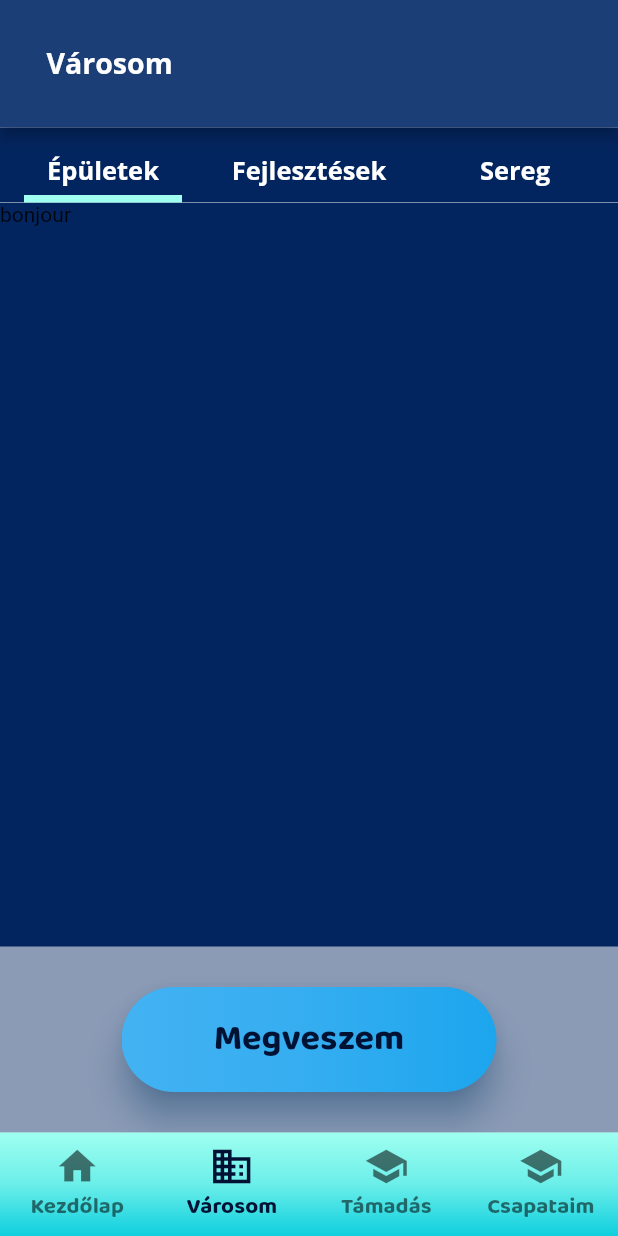
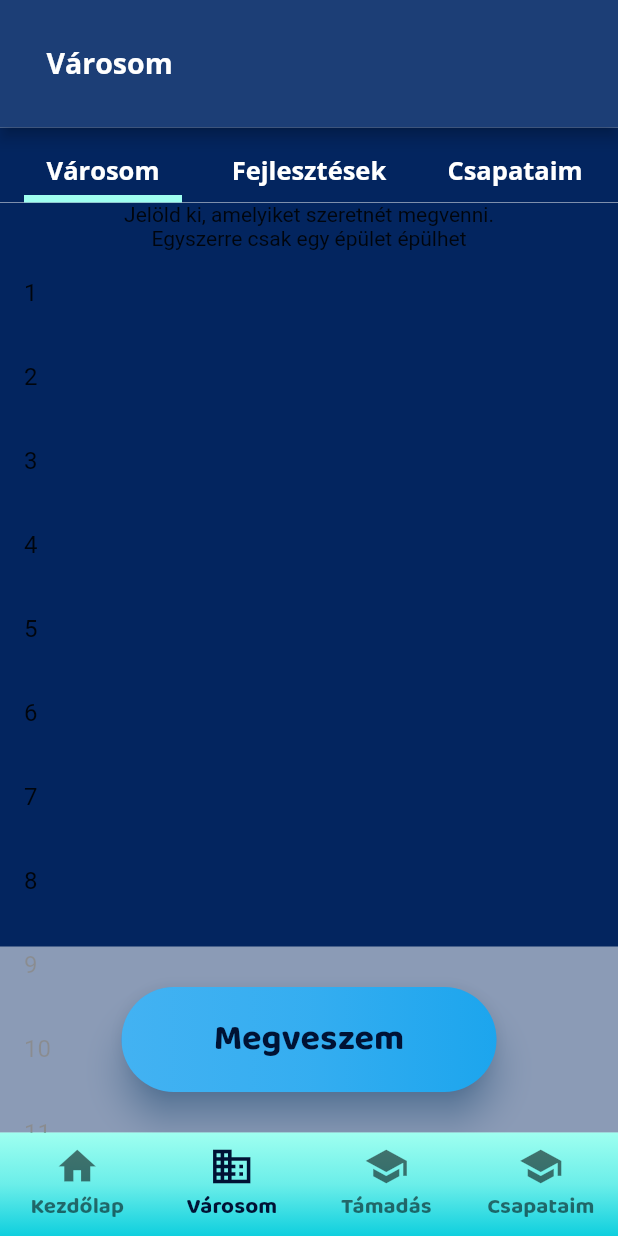
Before and after one commit to csngebnc/UnderSea, a Flutter app: the BottomNavBar screen opened directly, item 2 of the bottom bar chosen, on a phone screen of 412 x 824 dp. Run offline on Flutter 3.47's test engine with Material 2 defaults, Android fonts, the light colour scheme and no system bars; our stand-ins replace expandable, flutter_svg, get.

Commit message:
locialization added, building list in progress

```diff
--- /dev/null
+++ b/frontend/flutter/undersea/lib/lang/app_translations.dart
@@ -0,0 +1,11 @@
+import 'package:flutter/material.dart';
+import 'package:get/get.dart';
+
+import 'hu_HU.dart';
+
+class AppTranslations extends Translations {
+  static Locale? get locale => Get.deviceLocale;
+  static final fallbackLocale = Locale('hu', 'HU');
+  @override
+  Map<String, Map<String, String>> get keys => {'hu_HU': hu_HU};
+}
--- /dev/null
+++ b/frontend/flutter/undersea/lib/lang/hu_HU.dart
@@ -0,0 +1,32 @@
+import 'package:undersea/lang/strings.dart';
+
+const Map<String, String> hu_HU = {
+  Strings.my_city: 'Városom',
+  Strings.upgrades: 'Fejlesztések',
+  Strings.attack: 'Támadás',
+  Strings.my_forces: 'Csapataim',
+  Strings.buildings: 'Épületek',
+  Strings.home_page: 'Kezdőlap',
+  Strings.army: 'Sereg',
+  Strings.buy_button: 'Megveszem',
+  Strings.round: '. kör',
+  Strings.placement: '. hely',
+  Strings.city_name: 'Városom neve',
+  Strings.logout: 'Kijelentkezés',
+  Strings.profile: 'Profil',
+  Strings.login: 'Belépés',
+  Strings.registration: 'Regisztráció',
+  Strings.username: 'Felhasználónév',
+  Strings.password: 'Jelszó',
+  Strings.password_again: 'Jelszó megerősítése',
+  Strings.city_name_hint: 'A városod neve, amit építesz',
+  Strings.registr_snackbar_title: 'Sikeres regisztráció!',
+  Strings.registr_snackbar_body: 'Lépj be a játékhoz!',
+  Strings.round_resources: 'kör',
+  Strings.undersea: 'Undersea',
+  Strings.buildings_manual_title: 'Jelöld ki, amelyiket szeretnét megvenni.',
+  Strings.buildings_manual_hint: 'Egyszerre csak egy épület épülhet',
+  Strings.city_modified_snack_body: 'A városod új neve',
+  Strings.city_modified_snack_title: 'Sikeres névváltoztatás!',
+  Strings.new_city_name: 'Új városnév',
+};
--- /dev/null
+++ b/frontend/flutter/undersea/lib/lang/strings.dart
@@ -0,0 +1,34 @@
+class Strings {
+  static const my_city = 'my_city';
+  static const upgrades = 'upgrades';
+  static const attack = 'attack';
+  static const my_forces = 'my_forces';
+  static const buildings = 'buildings';
+  static const home_page = 'home_page';
+  static const army = 'army';
+  static const buy_button = 'buy_button';
+  static const round = 'round';
+  static const placement = 'placement';
+  static const city_name = 'city_name';
+  static const logout = 'logout';
+  static const profile = 'profile';
+  static const login = 'login';
+  static const registration = 'registration';
+  static const username = 'username';
+  static const password = 'password';
+  static const password_again = 'password_again';
+  static const city_name_hint = 'city_name_hint';
+
+  static const registr_snackbar_title = 'registr_snackbar_title';
+  static const registr_snackbar_body = 'registr_snackbar_body';
+  static const round_resources = 'round_resources';
+  static const undersea = 'Undersea';
+  static const buildings_manual_title = 'buildings_manual_title';
+  static const buildings_manual_hint = 'buildings_manual_hint';
+
+  static const city_modified_snack_body = 'city_modified_snack_body';
+
+  static const city_modified_snack_title = 'city_modified_snack_title';
+
+  static const new_city_name = 'new_city_name';
+}
--- a/frontend/flutter/undersea/lib/main.dart
+++ b/frontend/flutter/undersea/lib/main.dart
@@ -1,20 +1,24 @@
 import 'package:flutter/material.dart';
 import 'package:get/get.dart';
+import 'package:undersea/lang/app_translations.dart';
 import 'package:undersea/views/login.dart';
-import 'views/bottom_nav_bar.dart';
+import 'lang/strings.dart';
 
 void main() => runApp(const MyApp());
 
 class MyApp extends StatelessWidget {
   const MyApp({Key? key}) : super(key: key);
 
-  static const String _title = 'Undersea';
+  static String _title = Strings.undersea.tr;
 
   @override
   Widget build(BuildContext context) {
     return GetMaterialApp(
+      locale: AppTranslations.locale,
+      fallbackLocale: AppTranslations.fallbackLocale,
+      translations: AppTranslations(),
       title: _title,
-      home: LoginPage(), //BottomNavBar(),
+      home: LoginPage(),
     );
   }
 }
--- a/frontend/flutter/undersea/lib/styles/disablable_elevated_button.dart
+++ b/frontend/flutter/undersea/lib/styles/disablable_elevated_button.dart
@@ -19,6 +19,7 @@ class _ToggleableElevatedButtonState extends State<ToggleableElevatedButton> {
 
   @override
   void initState() {
+    super.initState();
     _isDisabled = widget.initiallyDisabled;
   }
 
--- a/frontend/flutter/undersea/lib/styles/style_constants.dart
+++ b/frontend/flutter/undersea/lib/styles/style_constants.dart
@@ -1,5 +1,6 @@
 import 'package:flutter/material.dart';
 import 'package:get/get.dart';
+import 'package:undersea/lang/strings.dart';
 import 'package:undersea/views/leaderboard.dart';
 
 import 'disablable_elevated_button.dart';
@@ -112,7 +113,7 @@ class UnderseaStyles {
                       height: 1.2),
                 ),
                 Text(
-                  '$production/kör',
+                  '$production/${Strings.round_resources.tr}',
                   style: UnderseaStyles.buttonTextStyle.copyWith(
                       color: Color(0xFF1C3E76),
                       fontWeight: FontWeight.w800,
@@ -155,8 +156,8 @@ class UnderseaStyles {
               child: Align(
                   alignment: Alignment.bottomCenter,
                   child: Row(children: [
-                    _leaderboardText(roundNumber, '. kör'),
-                    _leaderboardText(placement, '. hely'),
+                    _leaderboardText(roundNumber, Strings.round.tr),
+                    _leaderboardText(placement, Strings.placement.tr),
                   ])))),
       style: ElevatedButton.styleFrom(
           primary: Colors.white,
@@ -262,10 +263,12 @@ class UnderseaStyles {
       Column(
         children: [
           Expanded(
-              flex: 8,
-              child: Container(
-                decoration: BoxDecoration(color: Colors.transparent),
-              )),
+            flex: 8,
+            child: IgnorePointer(
+                child: Container(
+              decoration: BoxDecoration(color: Colors.transparent),
+            )),
+          ),
           Expanded(
               flex: 2,
               child: Container(
@@ -273,7 +276,7 @@ class UnderseaStyles {
                   child: Align(
                       alignment: Alignment.center,
                       child: ToggleableElevatedButton(
-                        text: "Megveszem",
+                        text: Strings.buy_button.tr,
                         onPressed: () {},
                         initiallyDisabled: true,
                       ))))
--- a/frontend/flutter/undersea/lib/views/bottom_nav_bar.dart
+++ b/frontend/flutter/undersea/lib/views/bottom_nav_bar.dart
@@ -1,6 +1,7 @@
 import 'package:flutter/material.dart';
 import 'package:flutter_svg/svg.dart';
 import 'package:get/get.dart';
+import 'package:undersea/lang/strings.dart';
 import 'package:undersea/styles/style_constants.dart';
 import 'package:undersea/views/city_tabs/city_tab_controller.dart';
 import 'package:undersea/views/profile.dart';
@@ -18,10 +19,10 @@ class BottomNavBar extends StatefulWidget {
 class _BottomNavBarState extends State<BottomNavBar> {
   int _selectedIndex = 0;
   static List<Widget> _appbarTitleOptions = <Widget>[
-    UnderseaStyles.appBarTitle('Undersea'),
-    UnderseaStyles.appBarTitle('Városom'),
-    UnderseaStyles.appBarTitle('Támadás'),
-    UnderseaStyles.appBarTitle('Csapataim'),
+    UnderseaStyles.appBarTitle(Strings.undersea.tr),
+    UnderseaStyles.appBarTitle(Strings.my_city.tr),
+    UnderseaStyles.appBarTitle(Strings.attack.tr),
+    UnderseaStyles.appBarTitle(Strings.my_forces.tr),
   ];
   static List<Widget> _widgetOptions = <Widget>[
     HomePage(),
@@ -72,28 +73,28 @@ class _BottomNavBarState extends State<BottomNavBar> {
             ),
           ),
           child: BottomNavigationBar(
-            items: const <BottomNavigationBarItem>[
+            items: <BottomNavigationBarItem>[
               BottomNavigationBarItem(
                 icon: Icon(Icons.home),
-                label: 'Kezdőlap',
+                label: Strings.home_page.tr,
               ),
               BottomNavigationBarItem(
                 icon: Icon(
                   Icons.business,
                 ),
-                label: 'Városom',
+                label: Strings.my_city.tr,
               ),
               BottomNavigationBarItem(
                 icon: Icon(
                   Icons.school,
                 ),
-                label: 'Támadás',
+                label: Strings.attack.tr,
               ),
               BottomNavigationBarItem(
                 icon: Icon(
                   Icons.school,
                 ),
-                label: 'Csapataim',
+                label: Strings.my_forces.tr,
               ),
             ],
             currentIndex: _selectedIndex,
--- a/frontend/flutter/undersea/lib/views/city_tabs/buildings.dart
+++ b/frontend/flutter/undersea/lib/views/city_tabs/buildings.dart
@@ -1,9 +1,33 @@
 import 'package:flutter/material.dart';
+import 'package:undersea/lang/strings.dart';
 import 'package:undersea/styles/style_constants.dart';
+import 'package:get/get.dart';
 
 class Buildings extends StatelessWidget {
   @override
   Widget build(BuildContext context) {
-    return UnderseaStyles.cityTabSkeleton(list: Text('bonjour'));
+    return UnderseaStyles.cityTabSkeleton(
+        list: ListView.builder(
+            itemCount: 30,
+            itemBuilder: (BuildContext context, int i) {
+              if (i == 0) return _infoPanel();
+
+              return _buildRow(i);
+            }));
+  }
+
+  Widget _buildRow(int index) {
+    return ListTile(
+      title: Text(index.toString()),
+    );
+  }
+
+  Widget _infoPanel() {
+    return Column(
+      children: [
+        Text(Strings.buildings_manual_title.tr),
+        Text(Strings.buildings_manual_hint.tr),
+      ],
+    );
   }
 }
--- a/frontend/flutter/undersea/lib/views/city_tabs/city_tab_controller.dart
+++ b/frontend/flutter/undersea/lib/views/city_tabs/city_tab_controller.dart
@@ -1,8 +1,10 @@
 import 'package:flutter/material.dart';
+import 'package:undersea/lang/strings.dart';
 import 'package:undersea/styles/style_constants.dart';
 import 'package:undersea/views/city_tabs/buildings.dart';
 import 'package:undersea/views/city_tabs/military.dart';
 import 'package:undersea/views/city_tabs/upgrades.dart';
+import 'package:get/get.dart';
 
 class CityTabBar extends StatelessWidget {
   CityTabBar();
@@ -26,9 +28,9 @@ class CityTabBar extends StatelessWidget {
                   indicatorWeight: 5,
 
                   tabs: [
-                    UnderseaStyles.tab("Épületek"),
-                    UnderseaStyles.tab("Fejlesztések"),
-                    UnderseaStyles.tab("Sereg"),
+                    UnderseaStyles.tab(Strings.my_city.tr),
+                    UnderseaStyles.tab(Strings.upgrades.tr),
+                    UnderseaStyles.tab(Strings.my_forces.tr),
                   ],
                 ),
               ),
--- a/frontend/flutter/undersea/lib/views/editable_text.dart
+++ b/frontend/flutter/undersea/lib/views/editable_text.dart
@@ -1,6 +1,7 @@
 import 'package:flutter/cupertino.dart';
 import 'package:flutter/material.dart';
 import 'package:get/get.dart';
+import 'package:undersea/lang/strings.dart';
 import 'package:undersea/styles/style_constants.dart';
 
 class CityNameEditableText extends StatefulWidget {
@@ -25,7 +26,7 @@ class _CityNameEditableTextState extends State<CityNameEditableText> {
           crossAxisAlignment: CrossAxisAlignment.start,
           children: [
             Text(
-              'Városom neve',
+              Strings.city_name.tr,
               style: UnderseaStyles.whiteOpenSans
                   .copyWith(fontWeight: FontWeight.bold, fontSize: 21),
             ),
@@ -58,7 +59,7 @@ class _CityNameEditableTextState extends State<CityNameEditableText> {
           width: 150,
           child: TextField(
             decoration: InputDecoration(
-                hintText: 'Új városnév',
+                hintText: Strings.new_city_name.tr,
                 hintStyle: UnderseaStyles.inputTextStyle
                     .copyWith(color: Colors.white54, fontSize: 17)),
             style: UnderseaStyles.whiteOpenSans
@@ -69,8 +70,8 @@ class _CityNameEditableTextState extends State<CityNameEditableText> {
                 _isEditingText = false;
               });
 
-              Get.snackbar(
-                  'Városnév módosítva', 'A városod új neve: $_cityName',
+              Get.snackbar(Strings.city_modified_snack_title.tr,
+                  Strings.city_modified_snack_body.tr + ': $_cityName',
                   icon: Icon(Icons.save_sharp),
                   snackPosition: SnackPosition.BOTTOM,
                   backgroundColor: Colors.blueAccent);
--- a/frontend/flutter/undersea/lib/views/login.dart
+++ b/frontend/flutter/undersea/lib/views/login.dart
@@ -1,5 +1,6 @@
 import 'package:flutter/material.dart';
 import 'package:get/get.dart';
+import 'package:undersea/lang/strings.dart';
 import 'package:undersea/views/registration.dart';
 import 'bottom_nav_bar.dart';
 import 'package:undersea/styles/style_constants.dart';
@@ -13,12 +14,12 @@ class LoginPage extends StatefulWidget {
 class _LoginPageState extends State<LoginPage> {
   @override
   Widget build(BuildContext context) {
-    final userField = UnderseaStyles.inputField(hint: 'Felhasználónév');
+    final userField = UnderseaStyles.inputField(hint: Strings.username.tr);
     final passwordField =
-        UnderseaStyles.inputField(hint: "Jelszó", isPassword: true);
+        UnderseaStyles.inputField(hint: Strings.password.tr, isPassword: true);
 
     final loginButton = UnderseaStyles.elevatedButton(
-        text: 'Belépés',
+        text: Strings.login.tr,
         onPressed: () {
           Get.off(BottomNavBar());
         });
@@ -61,7 +62,7 @@ class _LoginPageState extends State<LoginPage> {
                           SizedBox(
                               height: 30,
                               child: Text(
-                                'Belépés',
+                                Strings.login.tr,
                                 style: UnderseaStyles.buttonTextStyle
                                     .copyWith(fontSize: 24),
                               )),
@@ -80,7 +81,7 @@ class _LoginPageState extends State<LoginPage> {
                               onPressed: () {
                                 Get.to(RegistrationPage());
                               },
-                              child: Text('Regisztráció',
+                              child: Text(Strings.registration.tr,
                                   style: UnderseaStyles.buttonTextStyle)),
                         ],
                       ),
--- a/frontend/flutter/undersea/lib/views/profile.dart
+++ b/frontend/flutter/undersea/lib/views/profile.dart
@@ -1,5 +1,6 @@
 import 'package:flutter/material.dart';
 import 'package:get/get.dart';
+import 'package:undersea/lang/strings.dart';
 import 'package:undersea/styles/style_constants.dart';
 import 'package:undersea/views/editable_text.dart';
 import 'package:undersea/views/login.dart';
@@ -15,7 +16,7 @@ class ProfilePage extends StatelessWidget {
     return Scaffold(
         backgroundColor: UnderseaStyles.menuDarkBlue,
         appBar: AppBar(
-          title: Text('Profil'),
+          title: Text(Strings.profile.tr),
           backgroundColor: UnderseaStyles.hintColor,
         ),
         body: SingleChildScrollView(
@@ -58,7 +59,7 @@ class ProfilePage extends StatelessWidget {
                           Get.off(LoginPage());
                           //logout
                         },
-                        child: Text('Kijelentkezés',
+                        child: Text(Strings.logout.tr,
                             style: UnderseaStyles.buttonTextStyle.copyWith(
                                 color: UnderseaStyles.underseaLogoColor)),
                       ),
--- a/frontend/flutter/undersea/lib/views/registration.dart
+++ b/frontend/flutter/undersea/lib/views/registration.dart
@@ -1,7 +1,7 @@
 import 'package:flutter/material.dart';
 import 'package:get/get.dart';
+import 'package:undersea/lang/strings.dart';
 import 'package:undersea/styles/style_constants.dart';
-import 'bottom_nav_bar.dart';
 
 class RegistrationPage extends StatefulWidget {
   RegistrationPage({Key? key}) : super(key: key);
@@ -19,23 +19,24 @@ class RegistrationPage extends StatefulWidget {
 class _RegistrationPageState extends State<RegistrationPage> {
   @override
   Widget build(BuildContext context) {
-    final userField = UnderseaStyles.inputField(hint: "Felhasználónév");
+    final userField = UnderseaStyles.inputField(hint: Strings.username.tr);
     final passwordField =
-        UnderseaStyles.inputField(hint: "Jelszó", isPassword: true);
+        UnderseaStyles.inputField(hint: Strings.password.tr, isPassword: true);
     final passwordValidationField = UnderseaStyles.inputField(
-        hint: "Jelszó megerősítése", isPassword: true);
+        hint: Strings.password_again.tr, isPassword: true);
     final cityNameField =
-        UnderseaStyles.inputField(hint: "A városod neve, amit építesz");
+        UnderseaStyles.inputField(hint: Strings.city_name_hint.tr);
 
     final registrationButton = UnderseaStyles.elevatedButton(
-        text: "Regisztráció",
+        text: Strings.registration.tr,
         onPressed: () {
           //regisztráció felküldése a szerverre
 
           //siker esetén:
 
           Get.back();
-          Get.snackbar('Sikeres regisztráció!', 'Lépj be a játékhoz!',
+          Get.snackbar(Strings.registr_snackbar_title.tr,
+              Strings.registr_snackbar_body.tr,
               icon: Icon(Icons.app_registration),
               snackPosition: SnackPosition.BOTTOM,
               backgroundColor: Colors.blueAccent);
@@ -78,7 +79,7 @@ class _RegistrationPageState extends State<RegistrationPage> {
                           SizedBox(
                               height: 30,
                               child: Text(
-                                'Belépés',
+                                Strings.login.tr,
                                 style: UnderseaStyles.buttonTextStyle
                                     .copyWith(fontSize: 24),
                               )),
@@ -101,7 +102,7 @@ class _RegistrationPageState extends State<RegistrationPage> {
                               onPressed: () {
                                 Get.back();
                               },
-                              child: Text('Belépés',
+                              child: Text(Strings.login.tr,
                                   style: UnderseaStyles.buttonTextStyle)),
                         ],
                       ),
```
